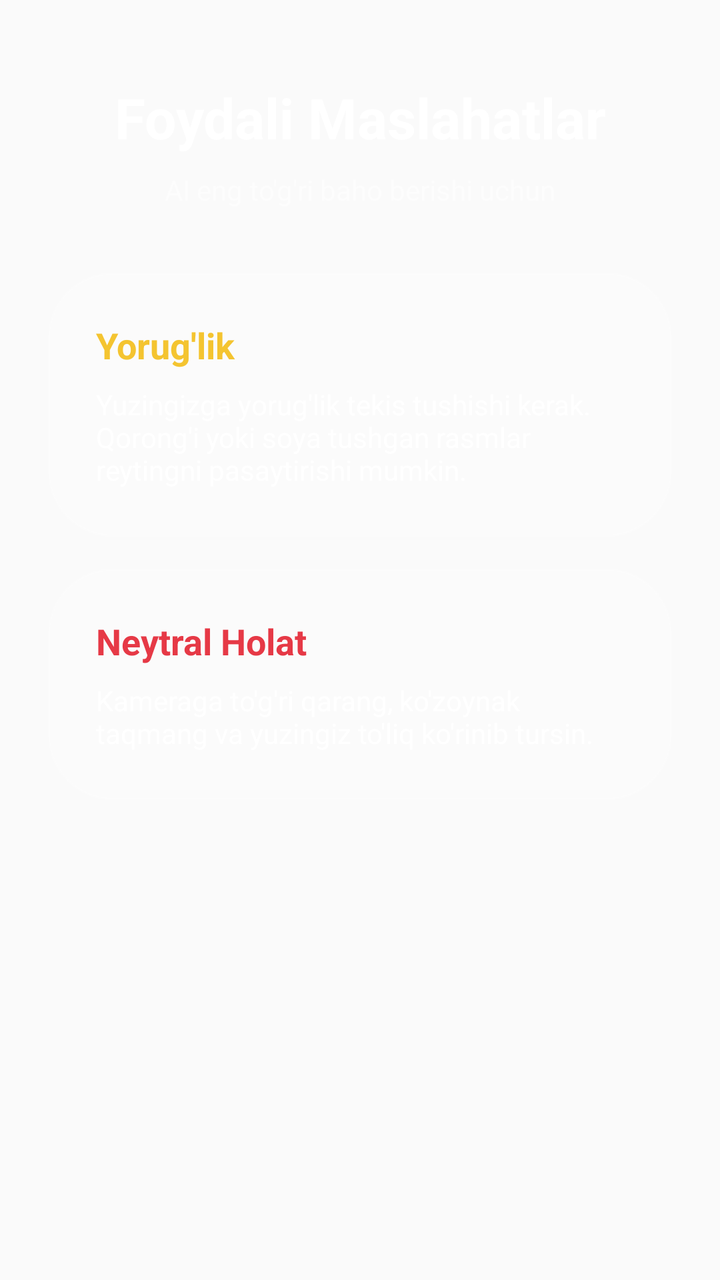
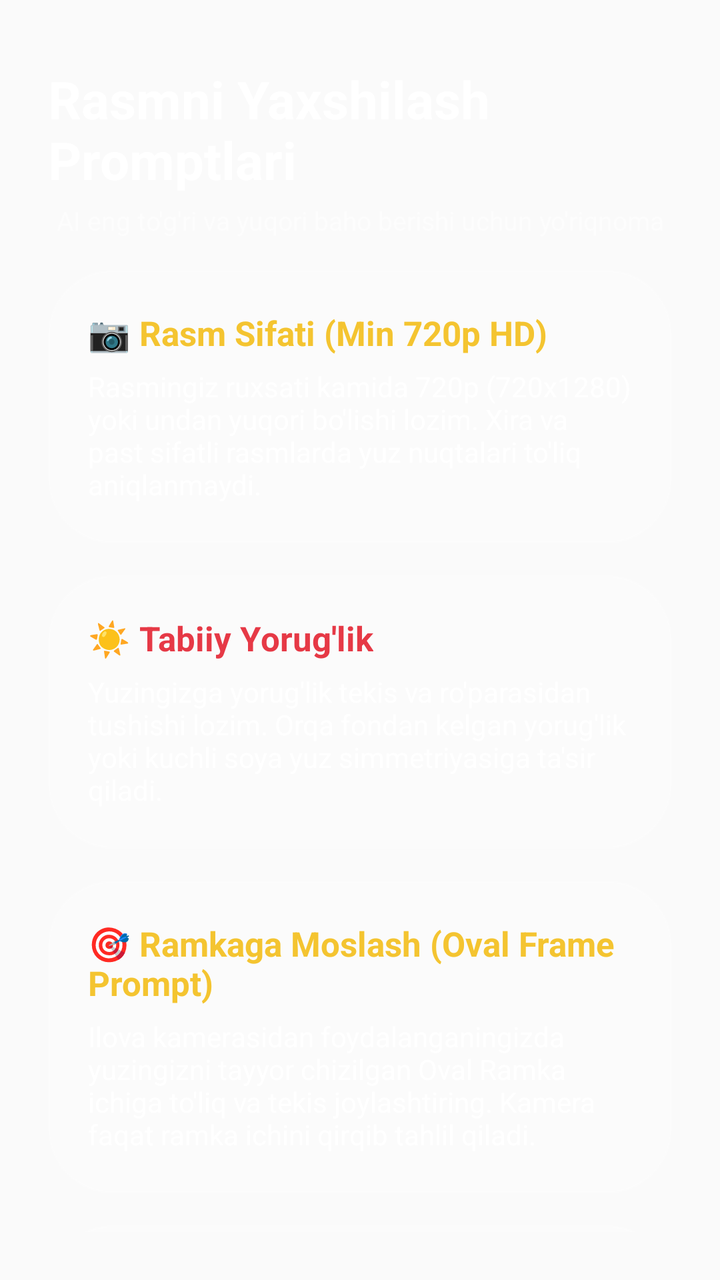

Screens rendered from an Android XML layout before and after an edit, with the pre-edit source and the edit as a unified diff.
<!-- AndroidManifest.xml: application theme AppTheme -->
<!-- res/layout/fragment_tips.xml -->
<?xml version="1.0" encoding="utf-8"?>
<androidx.constraintlayout.widget.ConstraintLayout xmlns:android="http://schemas.android.com/apk/res/android"
    xmlns:app="http://schemas.android.com/apk/res-auto"
    android:layout_width="match_parent"
    android:layout_height="match_parent"
    android:padding="24dp">

    <TextView
        android:id="@+id/tv_tips_title"
        android:layout_width="wrap_content"
        android:layout_height="wrap_content"
        android:text="Foydali Maslahatlar"
        android:textColor="@color/white"
        android:textSize="28sp"
        android:textStyle="bold"
        app:layout_constraintTop_toTopOf="parent"
        app:layout_constraintStart_toStartOf="parent"
        app:layout_constraintEnd_toEndOf="parent"
        android:layout_marginTop="16dp"/>
        
    <TextView
        android:id="@+id/tv_tips_subtitle"
        android:layout_width="wrap_content"
        android:layout_height="wrap_content"
        android:text="AI eng to'g'ri baho berishi uchun"
        android:textColor="@color/white_transparent"
        android:textSize="14sp"
        app:layout_constraintTop_toBottomOf="@id/tv_tips_title"
        app:layout_constraintStart_toStartOf="parent"
        app:layout_constraintEnd_toEndOf="parent"
        android:layout_marginTop="8dp"/>

    <LinearLayout
        android:layout_width="match_parent"
        android:layout_height="wrap_content"
        android:orientation="vertical"
        app:layout_constraintTop_toBottomOf="@id/tv_tips_subtitle"
        android:layout_marginTop="32dp">

        <LinearLayout
            android:layout_width="match_parent"
            android:layout_height="wrap_content"
            android:orientation="vertical"
            android:background="@drawable/bg_liquid_glass"
            android:padding="24dp"
            android:layout_marginBottom="16dp">
            
            <TextView
                android:layout_width="wrap_content"
                android:layout_height="wrap_content"
                android:text="Yorug'lik"
                android:textColor="@color/colorAccent"
                android:textSize="18sp"
                android:textStyle="bold"
                android:layout_marginBottom="8dp"/>
                
            <TextView
                android:layout_width="wrap_content"
                android:layout_height="wrap_content"
                android:text="Yuzingizga yorug'lik tekis tushishi kerak. Qorong'i yoki soya tushgan rasmlar reytingni pasaytirishi mumkin."
                android:textColor="@color/white"
                android:textSize="14sp" />
        </LinearLayout>

        <LinearLayout
            android:layout_width="match_parent"
            android:layout_height="wrap_content"
            android:orientation="vertical"
            android:background="@drawable/bg_liquid_glass"
            android:padding="24dp">
            
            <TextView
                android:layout_width="wrap_content"
                android:layout_height="wrap_content"
                android:text="Neytral Holat"
                android:textColor="@color/colorPrimary"
                android:textSize="18sp"
                android:textStyle="bold"
                android:layout_marginBottom="8dp"/>
                
            <TextView
                android:layout_width="wrap_content"
                android:layout_height="wrap_content"
                android:text="Kameraga to'g'ri qarang, ko'zoynak taqmang va yuzingiz to'liq ko'rinib tursin."
                android:textColor="@color/white"
                android:textSize="14sp" />
        </LinearLayout>

    </LinearLayout>

</androidx.constraintlayout.widget.ConstraintLayout>
<!-- resources referenced by this layout -->
<resources>
  <color name="colorAccent">#F4C430</color>
  <color name="colorPrimary">#E63946</color>
  <color name="white">#FFFFFF</color>
  <color name="white_transparent">#80ffffff</color>
  <!-- drawable bg_liquid_glass (drawable) -->
  <?xml version="1.0" encoding="utf-8"?>
  <shape xmlns:android="http://schemas.android.com/apk/res/android"
      android:shape="rectangle">
      <solid android:color="#1AFFFFFF"/> 
      <corners android:radius="32dp"/>
      <stroke android:width="1dp" android:color="#33FFFFFF"/>
  </shape>
  <style name="AppTheme" parent="Theme.AppCompat.Light.DarkActionBar">
          <item name="colorPrimary">#E63946</item>
          <item name="colorPrimaryDark">#0d0403</item>
          <item name="colorAccent">#F4C430</item>
      </style>
</resources>

<!-- the commit's change to res/layout/fragment_tips.xml (unified diff, before → after) -->
@@ -9,83 +9,144 @@
         android:id="@+id/tv_tips_title"
         android:layout_width="wrap_content"
         android:layout_height="wrap_content"
-        android:text="Foydali Maslahatlar"
+        android:text="Rasmni Yaxshilash Promptlari"
         android:textColor="@color/white"
-        android:textSize="28sp"
+        android:textSize="26sp"
         android:textStyle="bold"
         app:layout_constraintTop_toTopOf="parent"
         app:layout_constraintStart_toStartOf="parent"
         app:layout_constraintEnd_toEndOf="parent"
-        android:layout_marginTop="16dp"/>
-        
+        android:layout_marginTop="8dp"/>
+
     <TextView
         android:id="@+id/tv_tips_subtitle"
         android:layout_width="wrap_content"
         android:layout_height="wrap_content"
-        android:text="AI eng to'g'ri baho berishi uchun"
+        android:text="AI eng to'g'ri va yuqori baho berishi uchun yo'riqnoma"
         android:textColor="@color/white_transparent"
-        android:textSize="14sp"
+        android:textSize="13sp"
         app:layout_constraintTop_toBottomOf="@id/tv_tips_title"
         app:layout_constraintStart_toStartOf="parent"
         app:layout_constraintEnd_toEndOf="parent"
-        android:layout_marginTop="8dp"/>
+        android:layout_marginTop="4dp"/>
 
-    <LinearLayout
+    <ScrollView
         android:layout_width="match_parent"
-        android:layout_height="wrap_content"
-        android:orientation="vertical"
+        android:layout_height="0dp"
         app:layout_constraintTop_toBottomOf="@id/tv_tips_subtitle"
-        android:layout_marginTop="32dp">
+        app:layout_constraintBottom_toBottomOf="parent"
+        android:scrollbars="none"
+        android:layout_marginTop="16dp">
 
         <LinearLayout
             android:layout_width="match_parent"
             android:layout_height="wrap_content"
-            android:orientation="vertical"
-            android:background="@drawable/bg_liquid_glass"
-            android:padding="24dp"
-            android:layout_marginBottom="16dp">
+            android:orientation="vertical">
+
             
-            <TextView
-                android:layout_width="wrap_content"
+            <LinearLayout
+                android:layout_width="match_parent"
                 android:layout_height="wrap_content"
-                android:text="Yorug'lik"
-                android:textColor="@color/colorAccent"
-                android:textSize="18sp"
-                android:textStyle="bold"
-                android:layout_marginBottom="8dp"/>
-                
-            <TextView
-                android:layout_width="wrap_content"
+                android:orientation="vertical"
+                android:background="@drawable/bg_liquid_glass"
+                android:padding="20dp"
+                android:layout_marginBottom="16dp">
+
+                <TextView
+                    android:layout_width="wrap_content"
+                    android:layout_height="wrap_content"
+                    android:text="📷 Rasm Sifati (Min 720p HD)"
+                    android:textColor="@color/colorAccent"
+                    android:textSize="17sp"
+                    android:textStyle="bold"
+                    android:layout_marginBottom="6dp"/>
+
+                <TextView
+                    android:layout_width="wrap_content"
+                    android:layout_height="wrap_content"
+                    android:text="Rasmingiz ruxsati kamida 720p (720x1280) yoki undan yuqori bo'lishi lozim. Xira va past sifatli rasmlarda yuz nuqtalari to'liq aniqlanmaydi."
+                    android:textColor="@color/white"
+                    android:textSize="14sp" />
+            </LinearLayout>
+
+            
+            <LinearLayout
+                android:layout_width="match_parent"
                 android:layout_height="wrap_content"
-                android:text="Yuzingizga yorug'lik tekis tushishi kerak. Qorong'i yoki soya tushgan rasmlar reytingni pasaytirishi mumkin."
-                android:textColor="@color/white"
-                android:textSize="14sp" />
+                android:orientation="vertical"
+                android:background="@drawable/bg_liquid_glass"
+                android:padding="20dp"
+                android:layout_marginBottom="16dp">
+
+                <TextView
+                    android:layout_width="wrap_content"
+                    android:layout_height="wrap_content"
+                    android:text="☀️ Tabiiy Yorug'lik"
+                    android:textColor="@color/colorPrimary"
+                    android:textSize="17sp"
+                    android:textStyle="bold"
+                    android:layout_marginBottom="6dp"/>
+
+                <TextView
+                    android:layout_width="wrap_content"
+                    android:layout_height="wrap_content"
+                    android:text="Yuzingizga yorug'lik tekis va ro'parasidan tushishi lozim. Orqa fondan kelgan yorug'lik yoki kuchli soya yuz simmetriyasiga ta'sir qiladi."
+                    android:textColor="@color/white"
+                    android:textSize="14sp" />
+            </LinearLayout>
+
+            
+            <LinearLayout
+                android:layout_width="match_parent"
+                android:layout_height="wrap_content"
+                android:orientation="vertical"
+                android:background="@drawable/bg_liquid_glass"
+                android:padding="20dp"
+                android:layout_marginBottom="16dp">
+
+                <TextView
+                    android:layout_width="wrap_content"
+                    android:layout_height="wrap_content"
+                    android:text="🎯 Ramkaga Moslash (Oval Frame Prompt)"
+                    android:textColor="@color/colorAccent"
+                    android:textSize="17sp"
+                    android:textStyle="bold"
+                    android:layout_marginBottom="6dp"/>
+
+                <TextView
+                    android:layout_width="wrap_content"
+                    android:layout_height="wrap_content"
+                    android:text="Ilova kamerasidan foydalanganingizda yuzingizni tayyor chizilgan Oval Ramka ichiga to'liq va tekis joylashtiring. Kamera faqat ramka ichini qirqib tahlil qiladi."
+                    android:textColor="@color/white"
+                    android:textSize="14sp" />
+            </LinearLayout>
+
+            
+            <LinearLayout
+                android:layout_width="match_parent"
+                android:layout_height="wrap_content"
+                android:orientation="vertical"
+                android:background="@drawable/bg_liquid_glass"
+                android:padding="20dp">
+
+                <TextView
+                    android:layout_width="wrap_content"
+                    android:layout_height="wrap_content"
+                    android:text="😐 Neytral Yuz Holati"
+                    android:textColor="@color/colorPrimary"
+                    android:textSize="17sp"
+                    android:textStyle="bold"
+                    android:layout_marginBottom="6dp"/>
+
+                <TextView
+                    android:layout_width="wrap_content"
+                    android:layout_height="wrap_content"
+                    android:text="Ko'zoynak, shapka yoki sochni yuzga tushirishdan qoching. Kameraga to'g'ri qarab, neytral (mimikasiz) holatda turing."
+                    android:textColor="@color/white"
+                    android:textSize="14sp" />
+            </LinearLayout>
+
         </LinearLayout>
-
-        <LinearLayout
-            android:layout_width="match_parent"
-            android:layout_height="wrap_content"
-            android:orientation="vertical"
-            android:background="@drawable/bg_liquid_glass"
-            android:padding="24dp">
-            
-            <TextView
-                android:layout_width="wrap_content"
-                android:layout_height="wrap_content"
-                android:text="Neytral Holat"
-                android:textColor="@color/colorPrimary"
-                android:textSize="18sp"
-                android:textStyle="bold"
-                android:layout_marginBottom="8dp"/>
-                
-            <TextView
-                android:layout_width="wrap_content"
-                android:layout_height="wrap_content"
-                android:text="Kameraga to'g'ri qarang, ko'zoynak taqmang va yuzingiz to'liq ko'rinib tursin."
-                android:textColor="@color/white"
-                android:textSize="14sp" />
-        </LinearLayout>
-
-    </LinearLayout>
+    </ScrollView>
 
 </androidx.constraintlayout.widget.ConstraintLayout>
